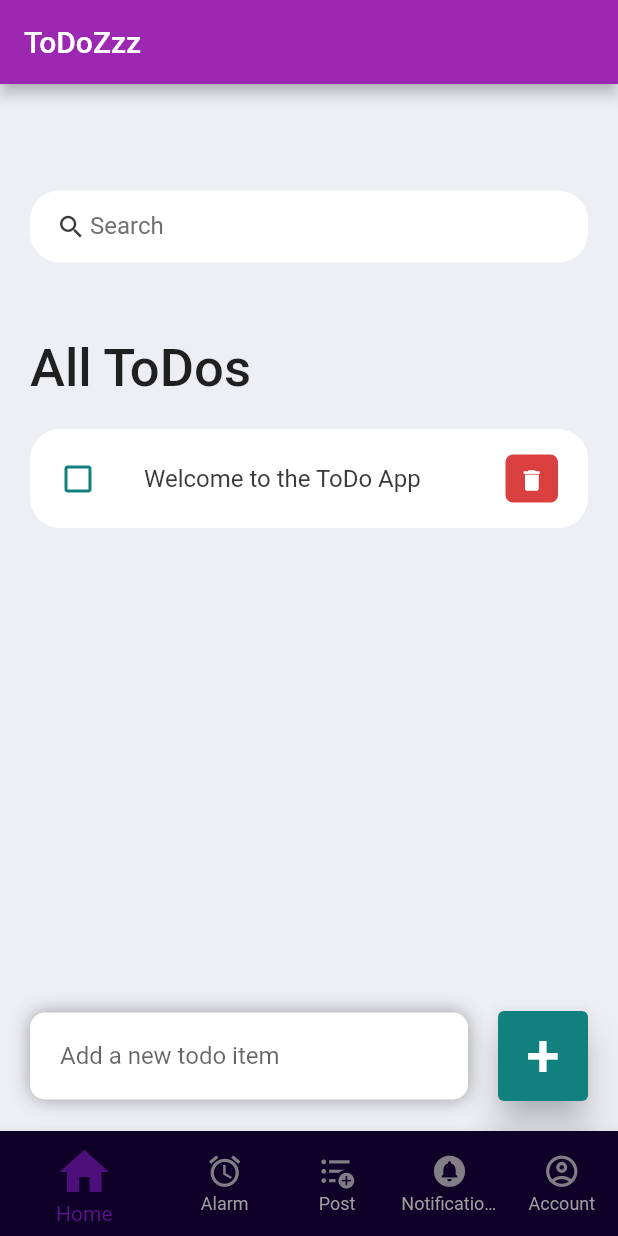
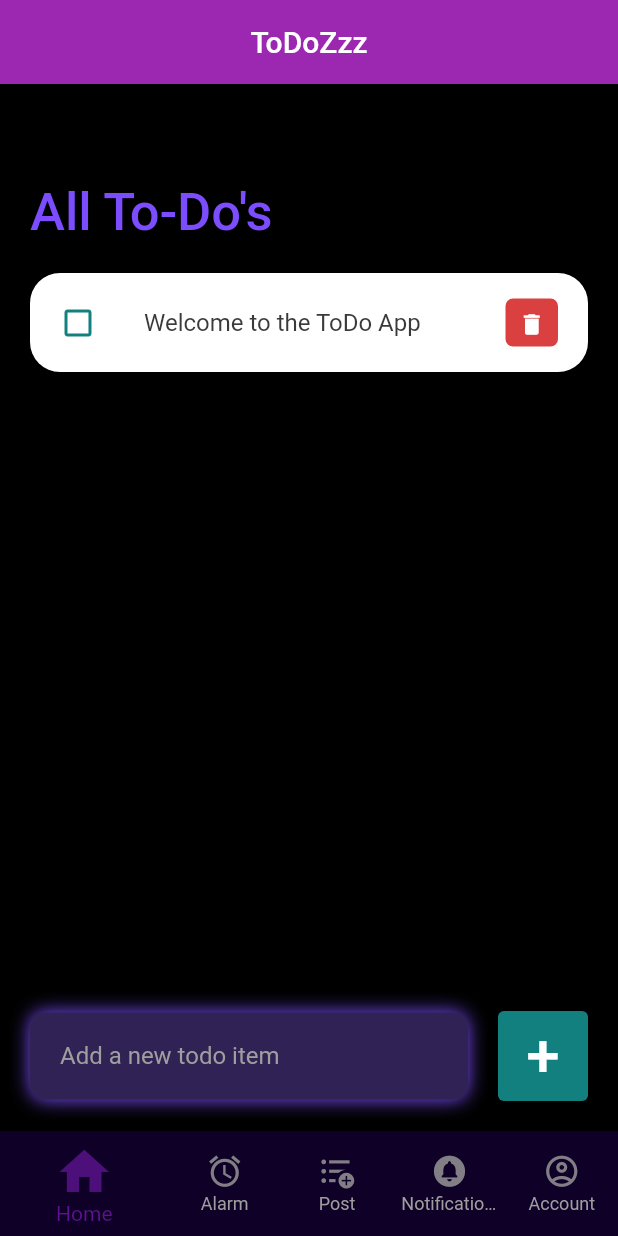
Before and after one commit to abhi-vachani/ToDoZzzz, a Flutter app: the screen it shows after launch, on a phone screen of 412 x 824 dp. Run offline on Flutter 3.47's test engine with Material 2 defaults, Android fonts, the phone set to English and light mode, and no system bars; missing offline and left inert: flutter_alarm_clock.

Commit message:
cosmetics and cleanup

```diff
--- a/lib/main.dart
+++ b/lib/main.dart
@@ -34,6 +34,7 @@ class MyAppState extends State<MyApp> {
         home: Scaffold(
             appBar: AppBar(
               title: Text("ToDoZzz"),
+              centerTitle: true,
             ),
             body: _pageOptions[_selectedPage],
             bottomNavigationBar: BottomNavigationBar(
--- a/lib/screens/Alarm.dart
+++ b/lib/screens/Alarm.dart
@@ -1,12 +1,9 @@
-
 import 'package:flutter/material.dart';
 import 'package:flutter/cupertino.dart';
 import 'package:flutter/material.dart';
 import 'package:flutter_alarm_clock/flutter_alarm_clock.dart';
 
-
 class AlarmPage extends StatelessWidget {
-
 // creating text ediiting controller to take hour
 // and minute as input
   TextEditingController hourController = TextEditingController();
@@ -15,10 +12,6 @@ class AlarmPage extends StatelessWidget {
   @override
   Widget build(BuildContext context) {
     return Scaffold(
-    appBar: AppBar(
-      title: const Text('Title'),
-      centerTitle: true,
-    ),
       body: Center(
           child: Column(children: <Widget>[
         const SizedBox(height: 30),
@@ -77,7 +70,6 @@ class AlarmPage extends StatelessWidget {
         ),
         ElevatedButton(
           onPressed: () {
-
             // show alarm
             FlutterAlarmClock.showAlarms();
           },
@@ -116,7 +108,6 @@ class AlarmPage extends StatelessWidget {
         ),
         ElevatedButton(
           onPressed: () {
-
             // show timers
             FlutterAlarmClock.showTimers();
           },
@@ -126,7 +117,6 @@ class AlarmPage extends StatelessWidget {
           ),
         )
       ])),
-
     );
   }
 }
--- a/lib/screens/Home.dart
+++ b/lib/screens/Home.dart
@@ -65,8 +65,8 @@ class _HomePageState extends State<HomePage> {
   @override
   Widget build(BuildContext context) {
     return Scaffold(
-      backgroundColor: tdBGColor,
-      appBar: _buildAppBar(),
+      backgroundColor: Colors.black,
+      // appBar: _buildAppBar(),
       body: Stack(
         children: [
           Container(
@@ -76,28 +76,28 @@ class _HomePageState extends State<HomePage> {
                 Container(
                   padding: EdgeInsets.symmetric(horizontal: 15),
                   decoration: BoxDecoration(
-                      color: Colors.white,
+                      color: Colors.deepPurpleAccent,
                       borderRadius: BorderRadius.circular(20)),
-                  child: TextField(
-                    onChanged: (value) => _runFilter(value),
-                    decoration: InputDecoration(
-                      contentPadding: EdgeInsets.all(0),
-                      prefixIcon: Icon(
-                        Icons.search,
-                        color: tdBlack,
-                        size: 20,
-                      ),
-                      prefixIconConstraints: BoxConstraints(
-                        maxHeight: 20,
-                        minWidth: 25,
-                      ),
-                      border: InputBorder.none,
-                      hintText: 'Search',
-                      hintStyle: TextStyle(
-                        color: tdGrey,
-                      ),
-                    ),
-                  ),
+                  // child: TextField(
+                  //   onChanged: (value) => _runFilter(value),
+                  //   decoration: InputDecoration(
+                  //     contentPadding: EdgeInsets.all(0),
+                  //     prefixIcon: Icon(
+                  //       Icons.search,
+                  //       color: tdBlack,
+                  //       size: 20,
+                  //     ),
+                  //     prefixIconConstraints: BoxConstraints(
+                  //       maxHeight: 20,
+                  //       minWidth: 25,
+                  //     ),
+                  //     border: InputBorder.none,
+                  //     hintText: 'Search',
+                  //     hintStyle: TextStyle(
+                  //       color: tdGrey,
+                  //     ),
+                  //   ),
+                  // ),
                 ),
                 Expanded(
                   child: ListView(
@@ -108,8 +108,9 @@ class _HomePageState extends State<HomePage> {
                           bottom: 20,
                         ),
                         child: Text(
-                          'All ToDos',
+                          "All To-Do's",
                           style: TextStyle(
+                            color: Colors.deepPurpleAccent,
                             fontSize: 35,
                             fontWeight: FontWeight.w500,
                           ),
@@ -143,10 +144,10 @@ class _HomePageState extends State<HomePage> {
                       vertical: 5,
                     ),
                     decoration: BoxDecoration(
-                      color: Colors.white,
+                      color: Color.fromARGB(255, 48, 34, 85),
                       boxShadow: const [
                         BoxShadow(
-                          color: Colors.grey,
+                          color: Colors.deepPurpleAccent,
                           offset: Offset(0.0, 0.0),
                           blurRadius: 10.0,
                           spreadRadius: 0.0,
@@ -155,9 +156,11 @@ class _HomePageState extends State<HomePage> {
                       borderRadius: BorderRadius.circular(10),
                     ),
                     child: TextField(
+                      style: TextStyle(color: Colors.grey),
                       controller: _todoController,
                       decoration: InputDecoration(
                           hintText: 'Add a new todo item',
+                          hintStyle: TextStyle(color: Colors.grey),
                           border: InputBorder.none),
                     ),
                   ),
@@ -192,15 +195,15 @@ class _HomePageState extends State<HomePage> {
     );
   }
 
-  AppBar _buildAppBar() {
-    return AppBar(
-      backgroundColor: tdBGColor,
-      elevation: 0,
-      title: Row(
-        mainAxisAlignment: MainAxisAlignment.spaceBetween,
-      ),
-    );
-  }
+//   AppBar _buildAppBar() {
+//     return AppBar(
+//       backgroundColor: tdBGColor,
+//       elevation: 0,
+//       title: Row(
+//         mainAxisAlignment: MainAxisAlignment.spaceBetween,
+//       ),
+//     );
+//   }
 }
 
 // class SocialMediaFeed extends StatefulWidget {
```
Lines whose indentation alone changed are shown as unchanged.
